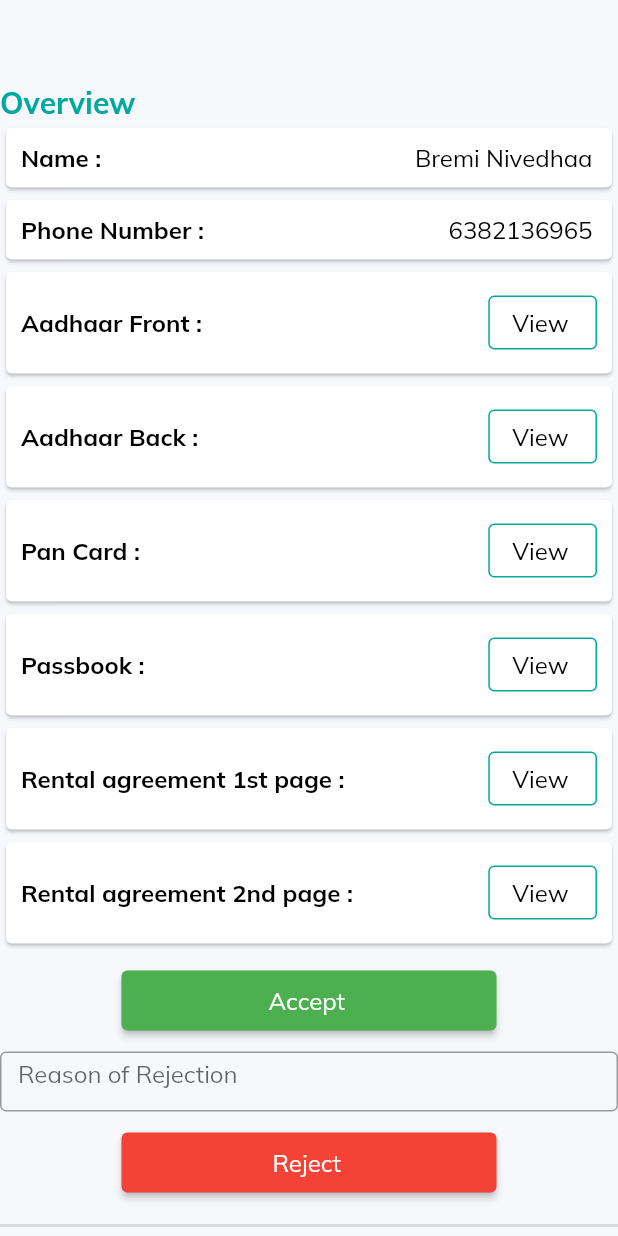
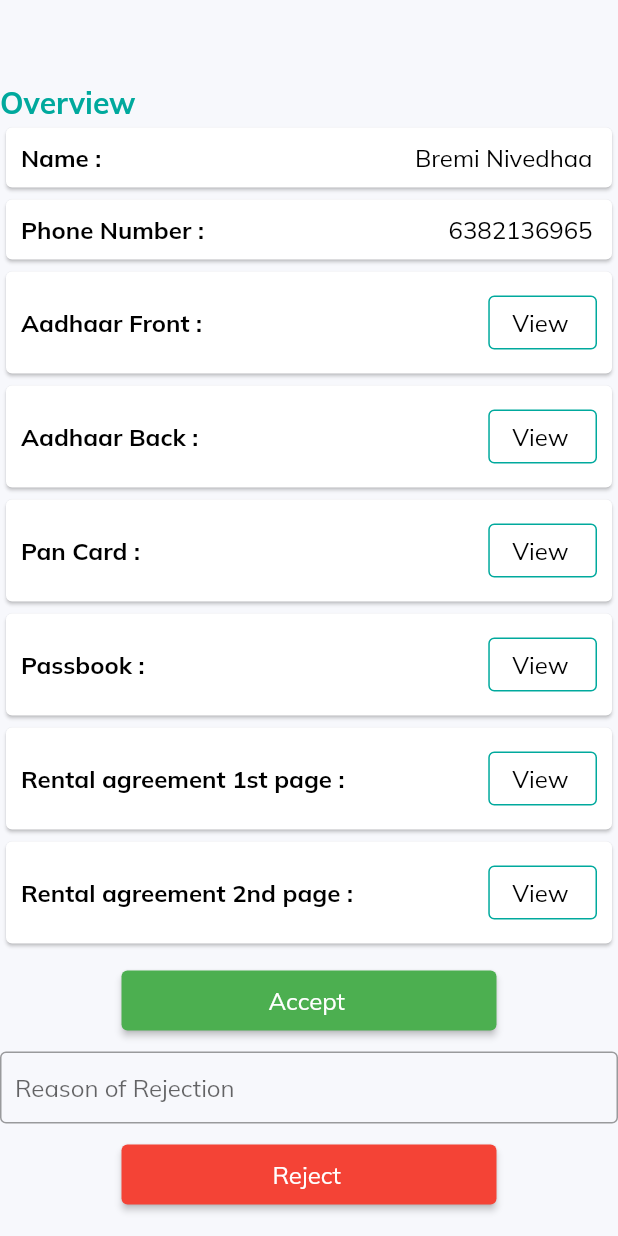
Before and after one commit to nivyragavan/taxi_web_admin_panel, a Flutter app: the AddVendorPage widget shown alone on an empty page, opened directly, on a phone screen of 412 x 824 dp. Run offline on Flutter 3.47's test engine with Material 2 defaults, Android fonts, the phone set to English and light mode, and no system bars; our stand-ins replace data_table_2, get, get_storage, google_fonts, syncfusion_flutter_charts; accounts and stored records are empty.

Commit message:
add vendor page

```diff
--- a/lib/view/add_vendor_page.dart
+++ b/lib/view/add_vendor_page.dart
@@ -281,6 +281,7 @@ class AddVendorPage extends StatelessWidget {
     return ListView.separated(
         itemCount: 2,
         shrinkWrap: true,
+        physics: const ScrollPhysics(),
         itemBuilder: (context, index) {
           return Column(
             children: [
@@ -449,15 +450,13 @@ class AddVendorPage extends StatelessWidget {
                     color: Colors.white,
                   )),
               const SizedBox(height: 10),
-              SizedBox(
-                height: 40,
-                child: TextFormField(
-                  decoration: InputDecoration(
-                      border: const OutlineInputBorder(),
-                      focusedBorder: OutlineInputBorder(
-                          borderSide: BorderSide(color: green)),
-                      hintText: 'Reason of Rejection'),
-                ),
+              TextFormField(
+                decoration: InputDecoration(
+                    contentPadding: const EdgeInsets.all(10),
+                    border: const OutlineInputBorder(),
+                    focusedBorder: OutlineInputBorder(
+                        borderSide: BorderSide(color: green)),
+                    hintText: 'Reason of Rejection'),
               ),
               const SizedBox(height: 10),
               ElevatedButton(
```
